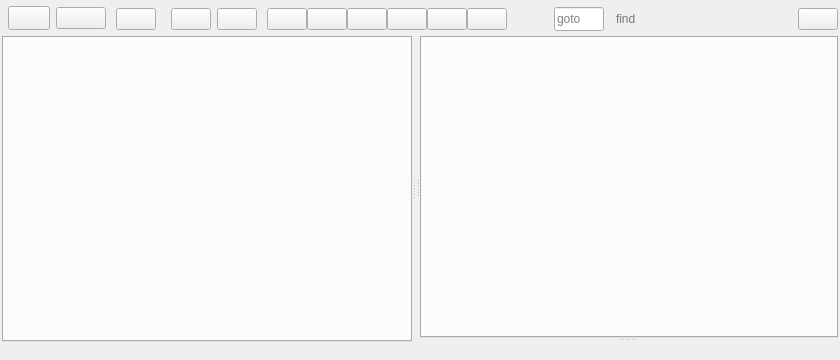
Old version of the form armadillo/armadillo.ui in the repository rkyleg/scope.
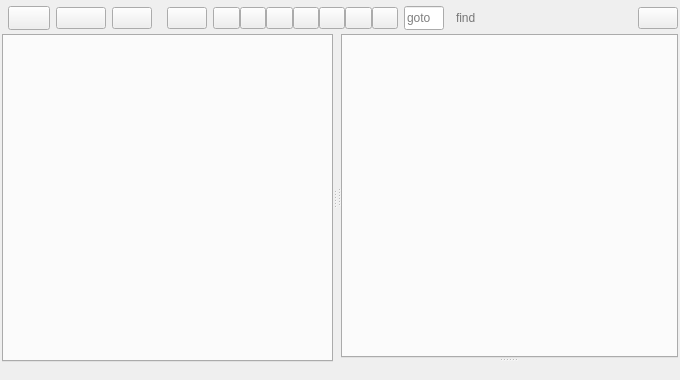
New version of the form. Icons and pictures are not drawn.

Commit message: close hud on drag/drop, center buttons

```diff
--- a/armadillo/armadillo.ui
+++ b/armadillo/armadillo.ui
@@ -6,8 +6,8 @@
    <rect>
     <x>0</x>
     <y>0</y>
-    <width>840</width>
-    <height>360</height>
+    <width>680</width>
+    <height>380</height>
    </rect>
   </property>
   <property name="windowTitle">
@@ -230,10 +230,10 @@
           <number>0</number>
          </property>
          <property name="rightMargin">
-          <number>4</number>
+          <number>0</number>
          </property>
          <property name="bottomMargin">
-          <number>2</number>
+          <number>0</number>
          </property>
          <property name="spacing">
           <number>0</number>
@@ -557,7 +557,7 @@
             <enum>Qt::Horizontal</enum>
            </property>
            <property name="sizeType">
-            <enum>QSizePolicy::Fixed</enum>
+            <enum>QSizePolicy::Expanding</enum>
            </property>
            <property name="sizeHint" stdset="0">
             <size>
```
Left out of the diff: 40 changed lines with no effect on the pictures. The commit also changes 3 other files.
